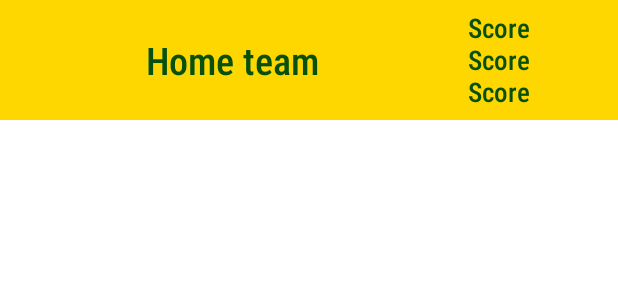
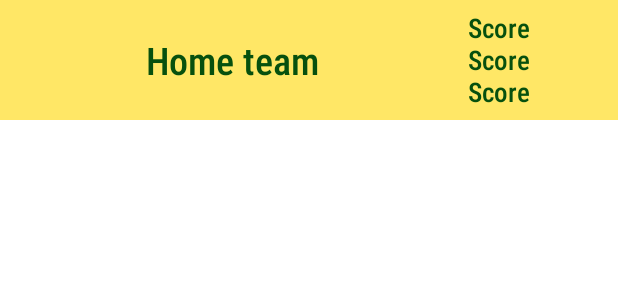
Before and after one commit to CamdenKSeaver/VolleyballApp2, an Android app: the layout activity_listview.xml on its own in the app's theme, with its tools: preview values and no code run, on a phone screen of 412 x 824 dp. Shown: the top 300 px of the screen. Run offline under Robolectric (Android 15) with nearby library versions, the phone set to English and light mode, and no system bars.

Commit message:
decided to change background color of games list

```diff
--- a/VolleyballApp-main/app/src/main/res/layout/activity_listview.xml
+++ b/VolleyballApp-main/app/src/main/res/layout/activity_listview.xml
@@ -3,7 +3,8 @@
     xmlns:tools="http://schemas.android.com/tools"
     android:layout_width="match_parent"
     android:layout_height="80dp"
-    android:background="@color/gold"
+    android:background="@color/goldFade"
+
     xmlns:app="http://schemas.android.com/apk/res-auto">
 
 
--- a/VolleyballApp-main/app/src/main/res/layout/fragment_private_games.xml
+++ b/VolleyballApp-main/app/src/main/res/layout/fragment_private_games.xml
@@ -7,7 +7,8 @@
         android:orientation="vertical"
         tools:context=".MainActivity"
         android:background="@color/white"
-    android:id="@+id/privateGames">
+    android:id="@+id/privateGames"
+    >
 
 
     <TextView
@@ -25,6 +26,8 @@
         android:layout_width="match_parent"
         android:layout_height="wrap_content"
         android:layout_weight="1"
+        android:divider="@color/green"
+        android:dividerHeight="2dp"
         >
 
 
--- a/VolleyballApp-main/app/src/main/res/values/colors.xml
+++ b/VolleyballApp-main/app/src/main/res/values/colors.xml
@@ -13,4 +13,5 @@
     <color name = "secondaryYellow">#fff438</color>
     <color name = "red"> #D22B2B</color>
     <color name = "blue">#0064FF</color>
+    <color name = "goldFade">#99FFD700</color>
 </resources>
```
